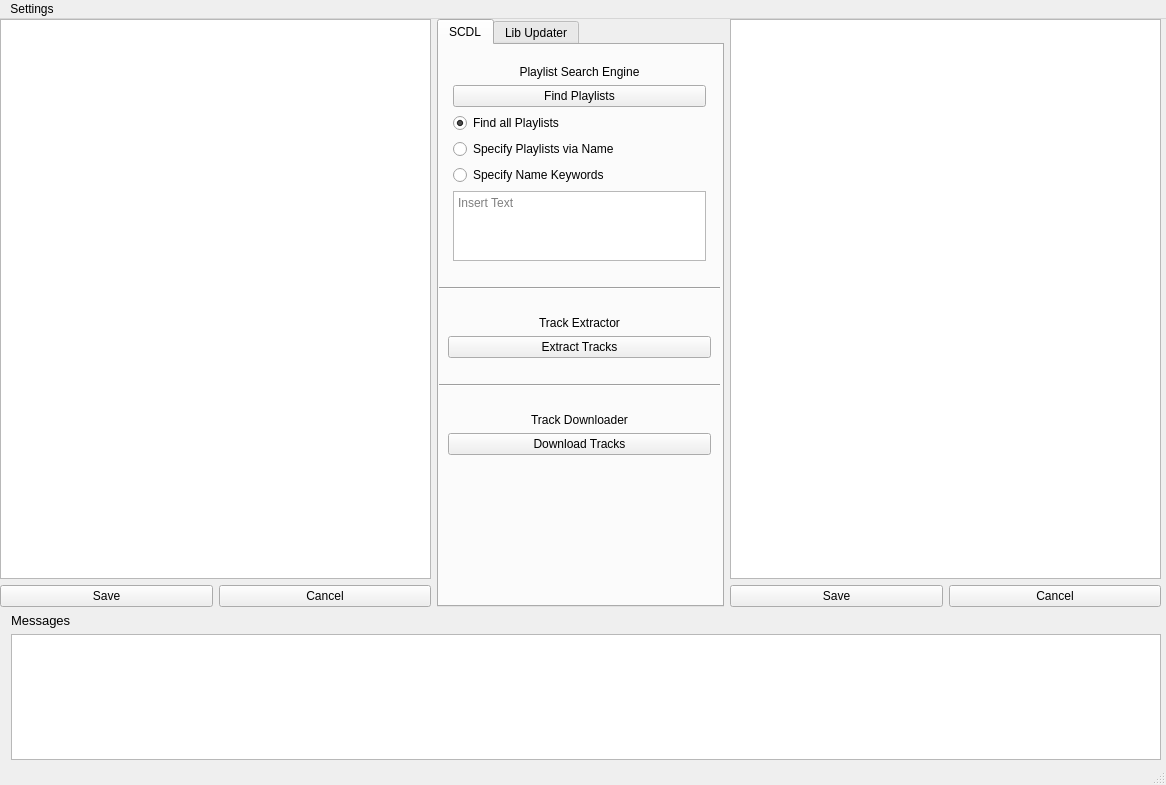
The window that _02_full_application/_02_UI/00_Draft/Main.ui (DST-DEV/SCDL) describes before a commit, drawn with Qt 5.
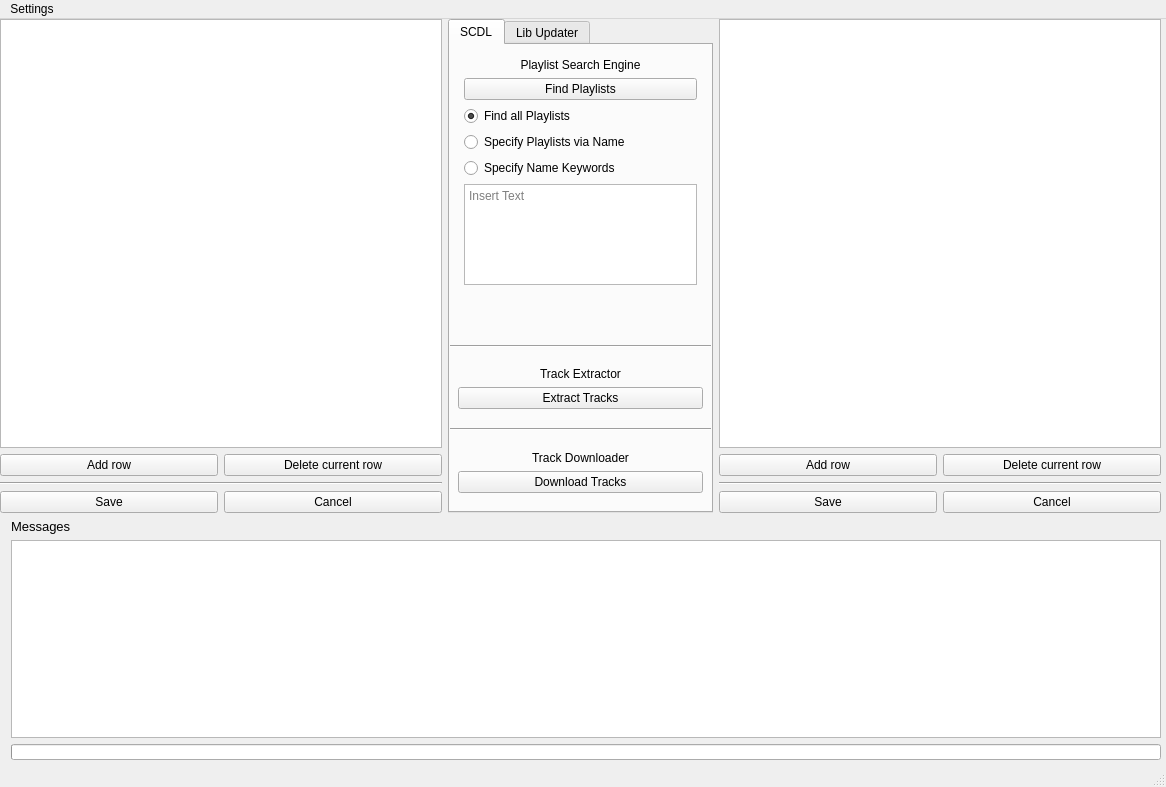
The same window after the commit. The open tabs and pages were chosen to show the change.

Commit message: Updated GUI Draft, added delete_row feature to Tablemodel

The edit to the form file:
```diff
--- a/_02_full_application/_02_UI/00_Draft/Main.ui
+++ b/_02_full_application/_02_UI/00_Draft/Main.ui
@@ -7,7 +7,7 @@
     <x>0</x>
     <y>0</y>
     <width>1166</width>
-    <height>785</height>
+    <height>787</height>
    </rect>
   </property>
   <property name="windowTitle">
@@ -23,10 +23,10 @@
       <height>741</height>
      </rect>
     </property>
-    <layout class="QGridLayout" name="gridLayout" rowstretch="4,1" columnstretch="3,2,3">
+    <layout class="QGridLayout" name="gridLayout" rowstretch="4,0" columnstretch="5,3,5">
      <item row="0" column="0">
       <layout class="QGridLayout" name="grid_left">
-       <item row="1" column="0">
+       <item row="3" column="0">
         <widget class="QPushButton" name="btn_save_left">
          <property name="text">
           <string>Save</string>
@@ -34,6 +34,13 @@
         </widget>
        </item>
        <item row="1" column="1">
+        <widget class="QPushButton" name="btn_delrow_left">
+         <property name="text">
+          <string>Delete current row</string>
+         </property>
+        </widget>
+       </item>
+       <item row="3" column="1">
         <widget class="QPushButton" name="btn_cancel_left">
          <property name="text">
           <string>Cancel</string>
@@ -43,6 +50,62 @@
        <item row="0" column="0" colspan="2">
         <widget class="QTableWidget" name="tbl_left"/>
        </item>
+       <item row="1" column="0">
+        <widget class="QPushButton" name="btn_addrow_left">
+         <property name="text">
+          <string>Add row</string>
+         </property>
+        </widget>
+       </item>
+       <item row="2" column="0" colspan="2">
+        <widget class="Line" name="line_tbl_left">
+         <property name="orientation">
+          <enum>Qt::Horizontal</enum>
+         </property>
+        </widget>
+       </item>
+      </layout>
+     </item>
+     <item row="0" column="2">
+      <layout class="QGridLayout" name="grid_right">
+       <item row="1" column="0">
+        <widget class="QPushButton" name="btn_addrow_right">
+         <property name="text">
+          <string>Add row</string>
+         </property>
+        </widget>
+       </item>
+       <item row="1" column="1">
+        <widget class="QPushButton" name="btn_delrow_right">
+         <property name="text">
+          <string>Delete current row</string>
+         </property>
+        </widget>
+       </item>
+       <item row="3" column="0">
+        <widget class="QPushButton" name="btn_save_right">
+         <property name="text">
+          <string>Save</string>
+         </property>
+        </widget>
+       </item>
+       <item row="0" column="0" colspan="2">
+        <widget class="QTableWidget" name="tbl_right"/>
+       </item>
+       <item row="3" column="1">
+        <widget class="QPushButton" name="btn_cancel_right">
+         <property name="text">
+          <string>Cancel</string>
+         </property>
+        </widget>
+       </item>
+       <item row="2" column="0" colspan="2">
+        <widget class="Line" name="line_tbl_right">
+         <property name="orientation">
+          <enum>Qt::Horizontal</enum>
+         </property>
+        </widget>
+       </item>
       </layout>
      </item>
      <item row="0" column="1">
@@ -65,123 +128,11 @@
           <rect>
            <x>0</x>
            <y>0</y>
-           <width>281</width>
-           <height>551</height>
+           <width>261</width>
+           <height>461</height>
           </rect>
          </property>
-         <layout class="QGridLayout" name="glayout_SCDL" rowstretch="1,7,1,1,1,3,1,1,1,3,7">
-          <item row="2" column="0">
-           <spacer name="verticalSpacer_4">
-            <property name="orientation">
-             <enum>Qt::Vertical</enum>
-            </property>
-            <property name="sizeHint" stdset="0">
-             <size>
-              <width>20</width>
-              <height>40</height>
-             </size>
-            </property>
-           </spacer>
-          </item>
-          <item row="8" column="0">
-           <spacer name="verticalSpacer">
-            <property name="orientation">
-             <enum>Qt::Vertical</enum>
-            </property>
-            <property name="sizeHint" stdset="0">
-             <size>
-              <width>20</width>
-              <height>40</height>
-             </size>
-            </property>
-           </spacer>
-          </item>
-          <item row="10" column="0">
-           <spacer name="verticalSpacer_5">
-            <property name="orientation">
-             <enum>Qt::Vertical</enum>
-            </property>
-            <property name="sizeHint" stdset="0">
-             <size>
-              <width>20</width>
-              <height>40</height>
-             </size>
-            </property>
-           </spacer>
-          </item>
-          <item row="3" column="0">
-           <widget class="Line" name="line">
-            <property name="orientation">
-             <enum>Qt::Horizontal</enum>
-            </property>
-           </widget>
-          </item>
-          <item row="0" column="0">
-           <spacer name="verticalSpacer_17">
-            <property name="orientation">
-             <enum>Qt::Vertical</enum>
-            </property>
-            <property name="sizeHint" stdset="0">
-             <size>
-              <width>20</width>
-              <height>40</height>
-             </size>
-            </property>
-           </spacer>
-          </item>
-          <item row="5" column="0">
-           <layout class="QGridLayout" name="glayout_track_ext" columnstretch="1,30,1">
-            <item row="0" column="1">
-             <widget class="QLabel" name="lbl_track_ext">
-              <property name="sizePolicy">
-               <sizepolicy hsizetype="Preferred" vsizetype="Maximum">
-                <horstretch>0</horstretch>
-                <verstretch>0</verstretch>
-               </sizepolicy>
-              </property>
-              <property name="text">
-               <string>Track Extractor</string>
-              </property>
-              <property name="alignment">
-               <set>Qt::AlignCenter</set>
-              </property>
-             </widget>
-            </item>
-            <item row="1" column="0">
-             <spacer name="horizontalSpacer_3">
-              <property name="orientation">
-               <enum>Qt::Horizontal</enum>
-              </property>
-              <property name="sizeHint" stdset="0">
-               <size>
-                <width>40</width>
-                <height>20</height>
-               </size>
-              </property>
-             </spacer>
-            </item>
-            <item row="1" column="1">
-             <widget class="QPushButton" name="btn_track_ext">
-              <property name="text">
-               <string>Extract Tracks</string>
-              </property>
-             </widget>
-            </item>
-            <item row="1" column="2">
-             <spacer name="horizontalSpacer_4">
-              <property name="orientation">
-               <enum>Qt::Horizontal</enum>
-              </property>
-              <property name="sizeHint" stdset="0">
-               <size>
-                <width>40</width>
-                <height>20</height>
-               </size>
-              </property>
-             </spacer>
-            </item>
-           </layout>
-          </item>
+         <layout class="QGridLayout" name="glayout_SCDL" rowstretch="1,20,1,1,1,6,1,1,1,6,1">
           <item row="6" column="0">
            <spacer name="verticalSpacer_2">
             <property name="orientation">
@@ -195,6 +146,19 @@
             </property>
            </spacer>
           </item>
+          <item row="0" column="0">
+           <spacer name="verticalSpacer_17">
+            <property name="orientation">
+             <enum>Qt::Vertical</enum>
+            </property>
+            <property name="sizeHint" stdset="0">
+             <size>
+              <width>20</width>
+              <height>40</height>
+             </size>
+            </property>
+           </spacer>
+          </item>
           <item row="7" column="0">
            <widget class="Line" name="line_2">
             <property name="orientation">
@@ -202,6 +166,13 @@
             </property>
            </widget>
           </item>
+          <item row="3" column="0">
+           <widget class="Line" name="line">
+            <property name="orientation">
+             <enum>Qt::Horizontal</enum>
+            </property>
+           </widget>
+          </item>
           <item row="4" column="0">
            <spacer name="verticalSpacer_3">
             <property name="orientation">
@@ -215,58 +186,18 @@
             </property>
            </spacer>
           </item>
-          <item row="9" column="0">
-           <layout class="QGridLayout" name="glayout_track_dl" rowstretch="0,0,0" columnstretch="1,30,1">
-            <item row="2" column="2">
-             <spacer name="horizontalSpacer_6">
-              <property name="orientation">
-               <enum>Qt::Horizontal</enum>
-              </property>
-              <property name="sizeHint" stdset="0">
-               <size>
-                <width>40</width>
-                <height>20</height>
-               </size>
-              </property>
-             </spacer>
-            </item>
-            <item row="2" column="1">
-             <widget class="QPushButton" name="btn_track_dl">
-              <property name="text">
-               <string>Download Tracks</string>
-              </property>
-             </widget>
-            </item>
-            <item row="2" column="0">
-             <spacer name="horizontalSpacer_5">
-              <property name="orientation">
-               <enum>Qt::Horizontal</enum>
-              </property>
-              <property name="sizeHint" stdset="0">
-               <size>
-                <width>40</width>
-                <height>20</height>
-               </size>
-              </property>
-             </spacer>
-            </item>
-            <item row="1" column="1">
-             <widget class="QLabel" name="lbl_track_dl">
-              <property name="sizePolicy">
-               <sizepolicy hsizetype="Preferred" vsizetype="Maximum">
-                <horstretch>0</horstretch>
-                <verstretch>0</verstretch>
-               </sizepolicy>
-              </property>
-              <property name="text">
-               <string>Track Downloader</string>
-              </property>
-              <property name="alignment">
-               <set>Qt::AlignCenter</set>
-              </property>
-             </widget>
-            </item>
-           </layout>
+          <item row="8" column="0">
+           <spacer name="verticalSpacer">
+            <property name="orientation">
+             <enum>Qt::Vertical</enum>
+            </property>
+            <property name="sizeHint" stdset="0">
+             <size>
+              <width>20</width>
+              <height>40</height>
+             </size>
+            </property>
+           </spacer>
           </item>
           <item row="1" column="0">
            <layout class="QGridLayout" name="glayout_pl_search" rowstretch="1,1,1,1,2,1,0" columnstretch="1,30,1">
@@ -368,6 +299,138 @@
             </item>
            </layout>
           </item>
+          <item row="2" column="0">
+           <spacer name="verticalSpacer_4">
+            <property name="orientation">
+             <enum>Qt::Vertical</enum>
+            </property>
+            <property name="sizeHint" stdset="0">
+             <size>
+              <width>20</width>
+              <height>40</height>
+             </size>
+            </property>
+           </spacer>
+          </item>
+          <item row="9" column="0">
+           <layout class="QGridLayout" name="glayout_track_dl" rowstretch="0,0,0" columnstretch="1,30,1">
+            <item row="2" column="2">
+             <spacer name="horizontalSpacer_6">
+              <property name="orientation">
+               <enum>Qt::Horizontal</enum>
+              </property>
+              <property name="sizeHint" stdset="0">
+               <size>
+                <width>40</width>
+                <height>20</height>
+               </size>
+              </property>
+             </spacer>
+            </item>
+            <item row="2" column="1">
+             <widget class="QPushButton" name="btn_track_dl">
+              <property name="text">
+               <string>Download Tracks</string>
+              </property>
+             </widget>
+            </item>
+            <item row="2" column="0">
+             <spacer name="horizontalSpacer_5">
+              <property name="orientation">
+               <enum>Qt::Horizontal</enum>
+              </property>
+              <property name="sizeHint" stdset="0">
+               <size>
+                <width>40</width>
+                <height>20</height>
+               </size>
+              </property>
+             </spacer>
+            </item>
+            <item row="1" column="1">
+             <widget class="QLabel" name="lbl_track_dl">
+              <property name="sizePolicy">
+               <sizepolicy hsizetype="Preferred" vsizetype="Maximum">
+                <horstretch>0</horstretch>
+                <verstretch>0</verstretch>
+               </sizepolicy>
+              </property>
+              <property name="text">
+               <string>Track Downloader</string>
+              </property>
+              <property name="alignment">
+               <set>Qt::AlignCenter</set>
+              </property>
+             </widget>
+            </item>
+           </layout>
+          </item>
+          <item row="10" column="0">
+           <spacer name="verticalSpacer_5">
+            <property name="orientation">
+             <enum>Qt::Vertical</enum>
+            </property>
+            <property name="sizeHint" stdset="0">
+             <size>
+              <width>20</width>
+              <height>40</height>
+             </size>
+            </property>
+           </spacer>
+          </item>
+          <item row="5" column="0">
+           <layout class="QGridLayout" name="glayout_track_ext" rowstretch="10,0" columnstretch="1,30,1">
+            <item row="1" column="1">
+             <widget class="QPushButton" name="btn_track_ext">
+              <property name="text">
+               <string>Extract Tracks</string>
+              </property>
+             </widget>
+            </item>
+            <item row="1" column="0">
+             <spacer name="horizontalSpacer_3">
+              <property name="orientation">
+               <enum>Qt::Horizontal</enum>
+              </property>
+              <property name="sizeHint" stdset="0">
+               <size>
+                <width>40</width>
+                <height>20</height>
+               </size>
+              </property>
+             </spacer>
+            </item>
+            <item row="1" column="2">
+             <spacer name="horizontalSpacer_4">
+              <property name="orientation">
+               <enum>Qt::Horizontal</enum>
+              </property>
+              <property name="sizeHint" stdset="0">
+               <size>
+                <width>40</width>
+                <height>20</height>
+               </size>
+              </property>
+             </spacer>
+            </item>
+            <item row="0" column="1">
+             <widget class="QLabel" name="lbl_track_ext">
+              <property name="sizePolicy">
+               <sizepolicy hsizetype="Preferred" vsizetype="Maximum">
+                <horstretch>0</horstretch>
+                <verstretch>0</verstretch>
+               </sizepolicy>
+              </property>
+              <property name="text">
+               <string>Track Extractor</string>
+              </property>
+              <property name="alignment">
+               <set>Qt::AlignCenter</set>
+              </property>
+             </widget>
+            </item>
+           </layout>
+          </item>
          </layout>
         </widget>
        </widget>
@@ -566,29 +629,8 @@
        </widget>
       </widget>
      </item>
-     <item row="0" column="2">
-      <layout class="QGridLayout" name="grid_right">
-       <item row="1" column="0">
-        <widget class="QPushButton" name="btn_save_right">
-         <property name="text">
-          <string>Save</string>
-         </property>
-        </widget>
-       </item>
-       <item row="1" column="1">
-        <widget class="QPushButton" name="btn_cancel_right">
-         <property name="text">
-          <string>Cancel</string>
-         </property>
-        </widget>
-       </item>
-       <item row="0" column="0" colspan="2">
-        <widget class="QTableWidget" name="tbl_right"/>
-       </item>
-      </layout>
-     </item>
      <item row="1" column="0" colspan="3">
-      <layout class="QGridLayout" name="glayout_msg" columnstretch="1,100">
+      <layout class="QGridLayout" name="glayout_msg" rowstretch="2,40,1" columnstretch="1,100">
        <item row="0" column="1">
         <widget class="QLabel" name="lbl_msg">
          <property name="font">
@@ -603,6 +645,9 @@
        </item>
        <item row="1" column="1">
         <widget class="QTextEdit" name="txtedit_messages">
+         <property name="enabled">
+          <bool>true</bool>
+         </property>
          <property name="readOnly">
           <bool>true</bool>
          </property>
@@ -621,6 +666,28 @@
          </property>
         </spacer>
        </item>
+       <item row="2" column="1">
+        <widget class="QProgressBar" name="progressBar">
+         <property name="sizePolicy">
+          <sizepolicy hsizetype="Expanding" vsizetype="Expanding">
+           <horstretch>0</horstretch>
+           <verstretch>0</verstretch>
+          </sizepolicy>
+         </property>
+         <property name="value">
+          <number>0</number>
+         </property>
+         <property name="textVisible">
+          <bool>false</bool>
+         </property>
+         <property name="orientation">
+          <enum>Qt::Horizontal</enum>
+         </property>
+         <property name="textDirection">
+          <enum>QProgressBar::TopToBottom</enum>
+         </property>
+        </widget>
+       </item>
       </layout>
      </item>
     </layout>
```
Left out of the diff: 6 changed lines with no effect on the pictures. The commit also changes 2 other files.
